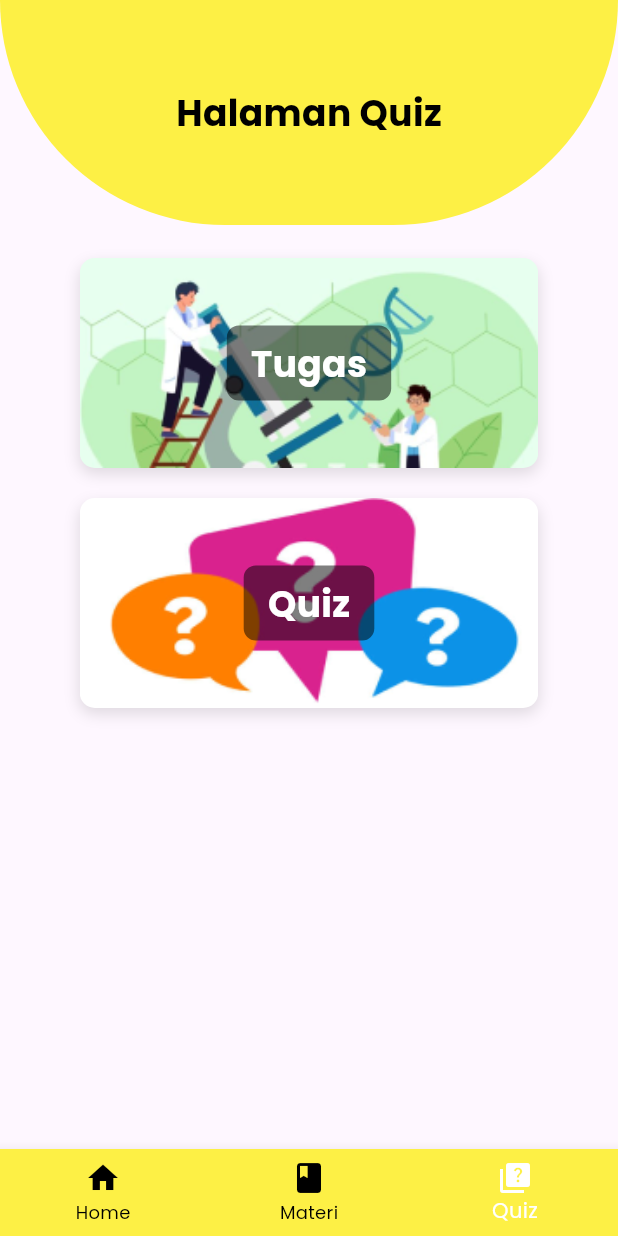
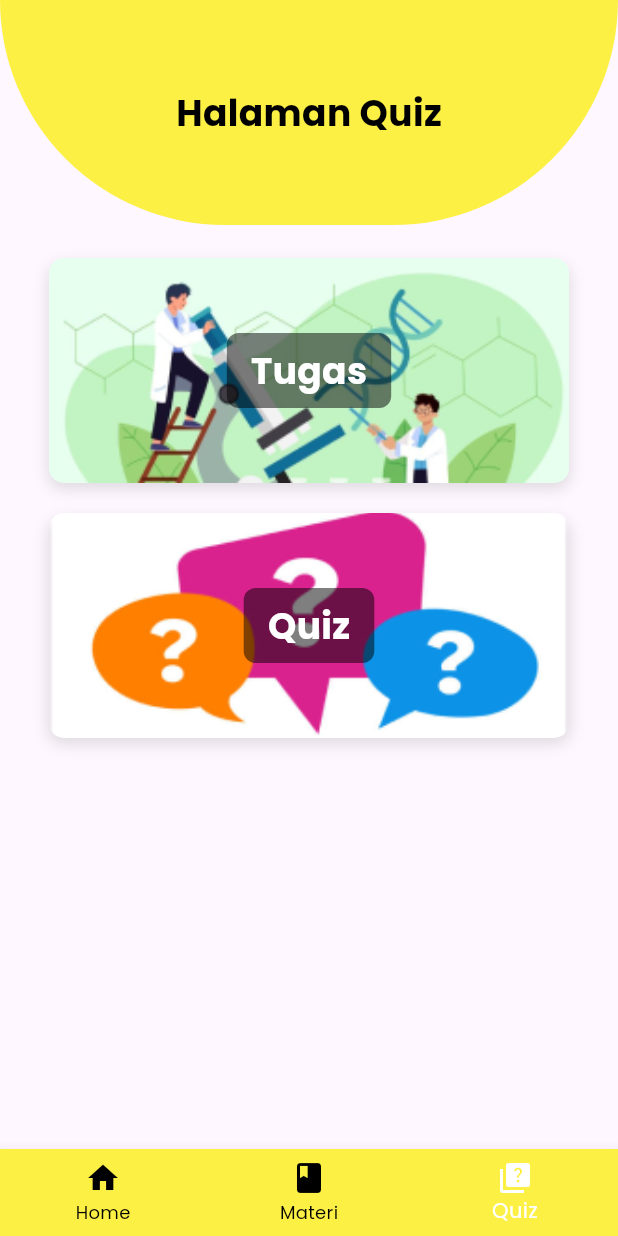
Before and after one commit to FaronF/PBL-IF-07, a Flutter app: the QuizPage screen opened by its route, on a phone screen of 412 x 824 dp. Run offline on Flutter 3.47's test engine with Material 3 defaults, Android fonts, the phone set to English and light mode, and no system bars; our stand-ins replace cloud_firestore, file_picker, firebase_auth, firebase_core, firebase_storage, google_fonts and 1 more; accounts and stored records are empty.

Commit message:
memperbaiki foto pada dashboard admin, guru, siswa, memperbaiki tata letak opsi pada kelola quiz bagian tambah dan edit

```diff
--- a/lib/quiz_page.dart
+++ b/lib/quiz_page.dart
@@ -75,7 +75,7 @@ class _QuizPageState extends State<QuizPage> {
                 child: Center(
                   child: Container(
                     width: MediaQuery.of(context).size.width *
-                        0.8, // Lebar konten 80% dari lebar layar
+                        0.9, // Lebar konten 90% dari lebar layar
                     child: Center(
                       child: PageView(
                         children: [
@@ -84,15 +84,14 @@ class _QuizPageState extends State<QuizPage> {
                               padding: const EdgeInsets.all(12.0),
                               child: Column(
                                 mainAxisAlignment: MainAxisAlignment.center,
-                                crossAxisAlignment: CrossAxisAlignment.stretch,
+                                crossAxisAlignment: CrossAxisAlignment.center,
                                 children: [
                                   _buildDashboardBox(
                                     context,
                                     'assets/images/background2.png',
                                     'Tugas',
                                     '/daftar_tugas',
-                                    height: 140,
-                                    width: 250,
+                                    width: MediaQuery.of(context).size.width * 0.9,
                                   ),
                                   const SizedBox(height: 20),
                                   _buildDashboardBox(
@@ -100,8 +99,7 @@ class _QuizPageState extends State<QuizPage> {
                                     'assets/images/background3.png',
                                     'Quiz',
                                     '/daftar_quiz',
-                                    height: 140,
-                                    width: 250,
+                                    width: MediaQuery.of(context).size.width * 0.9,
                                   ),
                                 ],
                               ),
@@ -150,11 +148,9 @@ class _QuizPageState extends State<QuizPage> {
       onTap: () {
         Navigator.pushNamed(context, routeName);
       },
-      child: LayoutBuilder(
-        builder: (context, constraints) {
-          return Container(
+      child: Container(
         height: height,
-            width: width,
+        width: width, // Responsive width
         decoration: BoxDecoration(
           borderRadius: BorderRadius.circular(10.0),
           boxShadow: const [
@@ -196,8 +192,6 @@ class _QuizPageState extends State<QuizPage> {
             ),
           ],
         ),
-          );
-        },
       ),
     );
   }
```
Also changed, not shown: lib/admin_page.dart (+8 -4 lines), lib/edit_quiz.dart (+7 -2 lines), lib/kelola_quiz_siswa.dart (+10 -9 lines), lib/student_page.dart (+16 -10 lines), lib/teacher_page.dart (+6 -3 lines), pubspec.lock. Lines whose indentation alone changed are shown as unchanged.
